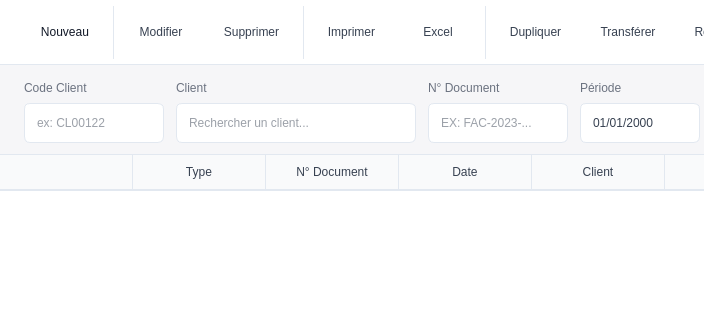
Before: the Qt Designer form program/windows/liste_ventes/liste_ventes.ui in lak-barmajyat/ERP, drawn with Qt 5; both pictures show x 0 to 704 and y 0 to 320 of the 1361 by 669 pixel window.
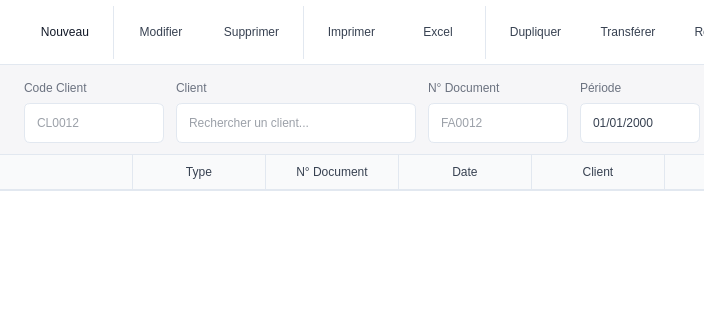
After: the same form once the commit is applied. Icons and pictures are not drawn.

```diff
--- a/program/windows/liste_ventes/liste_ventes.ui
+++ b/program/windows/liste_ventes/liste_ventes.ui
@@ -473,7 +473,7 @@
            </size>
           </property>
           <property name="placeholderText">
-           <string>ex: CL00122</string>
+           <string>CL0012</string>
           </property>
          </widget>
         </item>
@@ -539,7 +539,7 @@
            </size>
           </property>
           <property name="placeholderText">
-           <string>EX: FAC-2023-...</string>
+           <string>FA0012</string>
           </property>
          </widget>
         </item>
```
Left out of the diff: 4 changed lines with no effect on the pictures.
